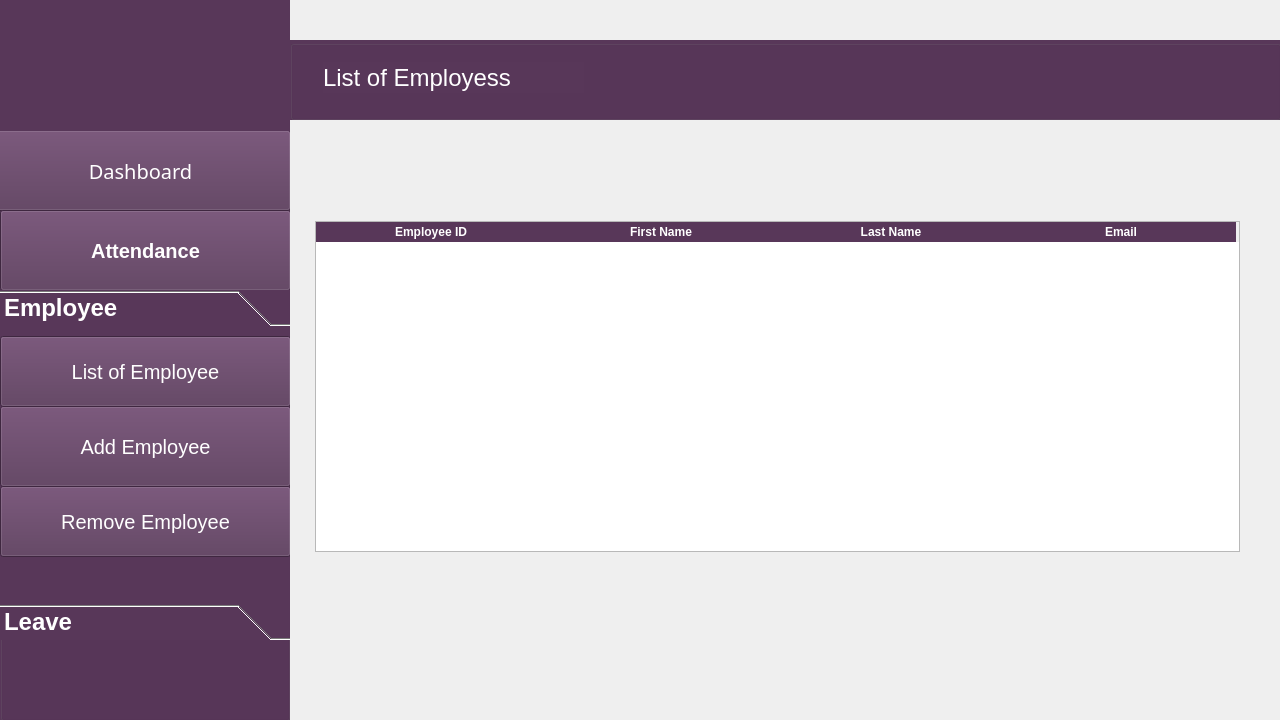
Hammad-Ali-Asif/AEMS, file Home.ui: the form before one commit.
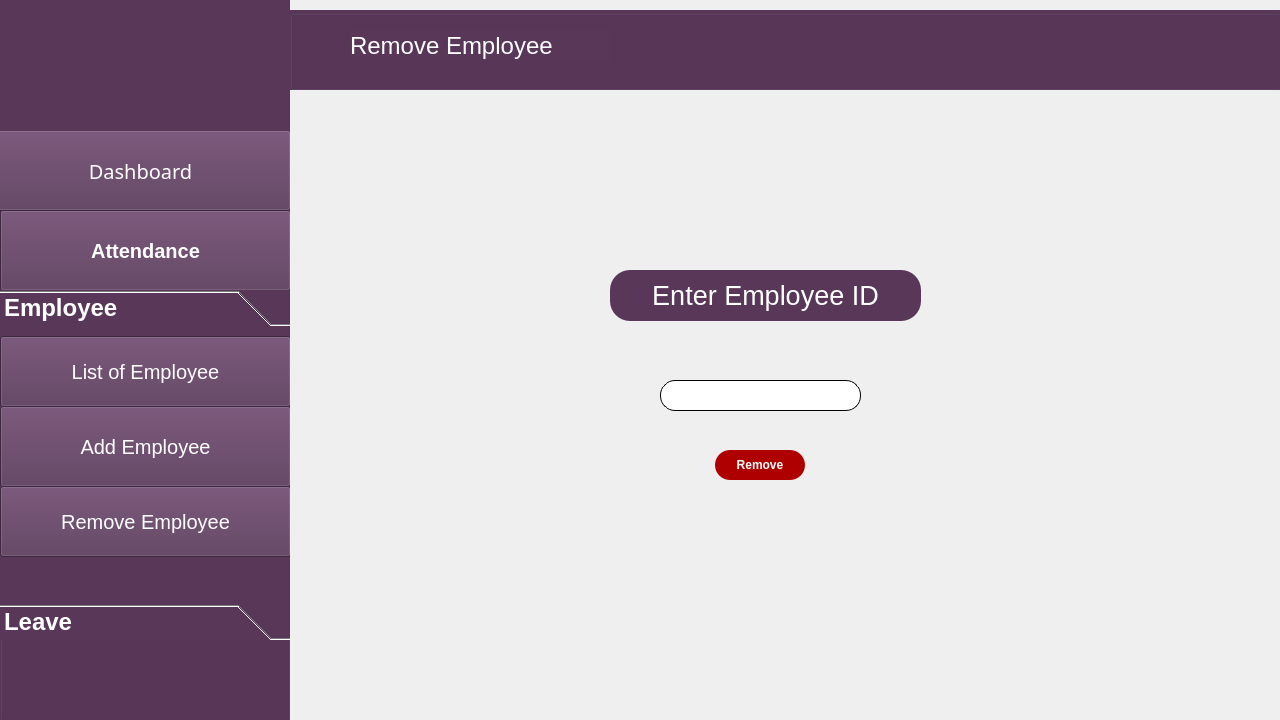
The form after the commit. The open tabs and pages were chosen to show the change. Icons and pictures are not drawn.

Commit message: with remove Employee

```diff
--- a/Home.ui
+++ b/Home.ui
@@ -427,7 +427,7 @@
     <property name="geometry">
      <rect>
       <x>290</x>
-      <y>0</y>
+      <y>10</y>
       <width>990</width>
       <height>720</height>
      </rect>
@@ -439,7 +439,7 @@
      </size>
     </property>
     <property name="currentIndex">
-     <number>1</number>
+     <number>3</number>
     </property>
     <widget class="QWidget" name="dashboard_page">
      <property name="styleSheet">
@@ -1387,6 +1387,113 @@
       </property>
      </widget>
     </widget>
+    <widget class="QWidget" name="Removeemployee_page">
+     <widget class="QGroupBox" name="Remove_bar">
+      <property name="geometry">
+       <rect>
+        <x>0</x>
+        <y>0</y>
+        <width>991</width>
+        <height>80</height>
+       </rect>
+      </property>
+      <property name="styleSheet">
+       <string notr="true">background-color: rgb(88, 55, 89);</string>
+      </property>
+      <property name="title">
+       <string/>
+      </property>
+      <widget class="QLabel" name="new_employee_text_2">
+       <property name="geometry">
+        <rect>
+         <x>60</x>
+         <y>20</y>
+         <width>261</width>
+         <height>31</height>
+        </rect>
+       </property>
+       <property name="font">
+        <font>
+         <pointsize>18</pointsize>
+        </font>
+       </property>
+       <property name="styleSheet">
+        <string notr="true">color: rgb(255, 255, 255);</string>
+       </property>
+       <property name="text">
+        <string>Remove Employee</string>
+       </property>
+      </widget>
+     </widget>
+     <widget class="QLabel" name="Enter_ID">
+      <property name="geometry">
+       <rect>
+        <x>320</x>
+        <y>260</y>
+        <width>311</width>
+        <height>51</height>
+       </rect>
+      </property>
+      <property name="font">
+       <font>
+        <pointsize>20</pointsize>
+       </font>
+      </property>
+      <property name="styleSheet">
+       <string notr="true">background-color: rgb(88, 55, 89);
+color: rgb(255, 255, 255);
+border-radius:20px;</string>
+      </property>
+      <property name="text">
+       <string>Enter Employee ID</string>
+      </property>
+      <property name="alignment">
+       <set>Qt::AlignCenter</set>
+      </property>
+     </widget>
+     <widget class="QLineEdit" name="ID_box">
+      <property name="geometry">
+       <rect>
+        <x>370</x>
+        <y>370</y>
+        <width>201</width>
+        <height>31</height>
+       </rect>
+      </property>
+      <property name="styleSheet">
+       <string notr="true">border:1px solid;
+border-radius:15px;
+</string>
+      </property>
+     </widget>
+     <widget class="QPushButton" name="Remove">
+      <property name="geometry">
+       <rect>
+        <x>425</x>
+        <y>440</y>
+        <width>90</width>
+        <height>30</height>
+       </rect>
+      </property>
+      <property name="font">
+       <font>
+        <weight>75</weight>
+        <bold>true</bold>
+       </font>
+      </property>
+      <property name="cursor">
+       <cursorShape>PointingHandCursor</cursorShape>
+      </property>
+      <property name="styleSheet">
+       <string notr="true">border-radius:15px;
+background-color: rgb(175, 0, 0);
+color: rgb(255, 255, 255);</string>
+      </property>
+      <property name="text">
+       <string>Remove</string>
+      </property>
+     </widget>
+    </widget>
    </widget>
   </widget>
  </widget>
```
Left out of the diff: 2 changed lines with no effect on the pictures. The commit also changes 2 other files.
